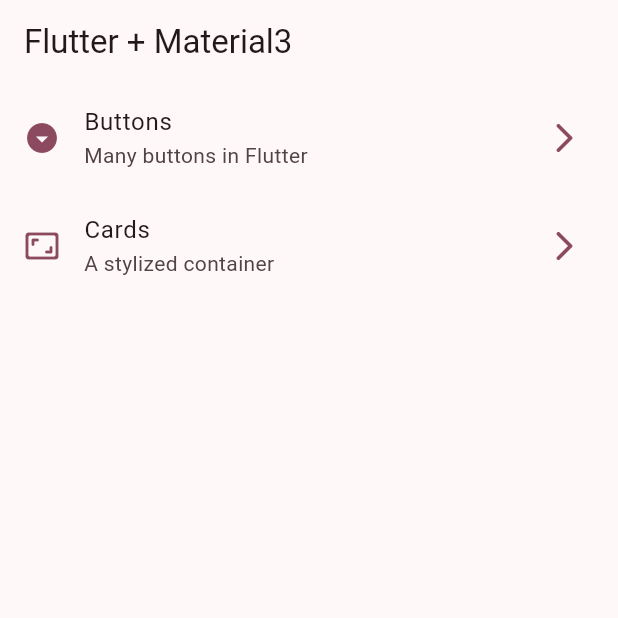
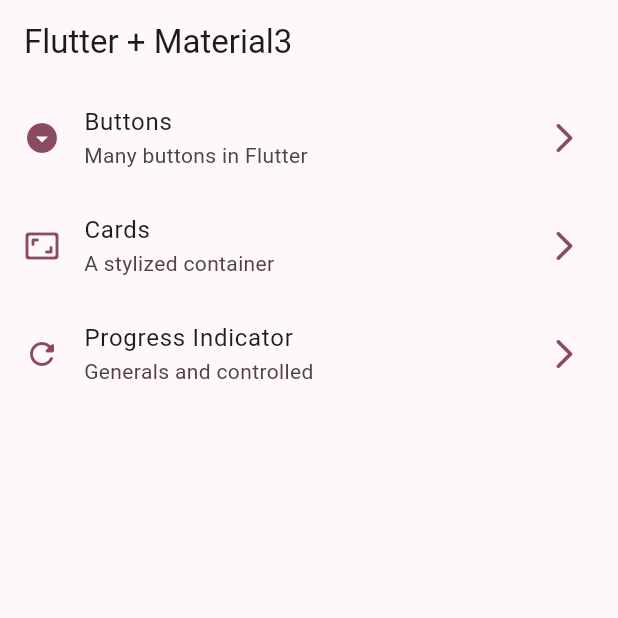
Before and after one commit to brunolujan/flutter_widgets_app, a Flutter app: the screen it shows after launch, on a phone screen of 412 x 824 dp, the top half of it. Run offline on Flutter 3.47's test engine with Material 2 defaults, Android fonts, the phone set to English and light mode, and no system bars; our stand-ins replace go_router.

Commit message:
Progress indicators screen finished

```diff
--- a/lib/config/menu/menu_items.dart
+++ b/lib/config/menu/menu_items.dart
@@ -28,4 +28,11 @@ const appMenuItems = <MenuItem>[
     link: '/cards',
     icon: Icons.aspect_ratio_rounded
   ),
+
+    MenuItem(
+    title: 'Progress Indicator',
+    subTitle: 'Generals and controlled',
+    link: '/progress',
+    icon: Icons.refresh_rounded
+  ),
 ];
--- a/lib/config/router/app_router.dart
+++ b/lib/config/router/app_router.dart
@@ -10,15 +10,23 @@ final appRouter = GoRouter(
       name: HomeScreen.name,
       builder: (context, state) => const HomeScreen(),
     ),
+
     GoRoute(
       path: '/buttons',
       name: ButtonsScreen.name,
       builder: (context, state) => const ButtonsScreen(),
     ),
+
     GoRoute(
       path: '/cards',
       name: CardsScreen.name,
       builder: (context, state) => const CardsScreen(),
     ),
+
+    GoRoute(
+      path: '/progress',
+      name: ProgressScreen.name,
+      builder: (context, state) => const ProgressScreen(),
+    ),
   ],
 );
```
Also changed, not shown: lib/presentation/screens/progress/progress_screen.dart (+60 -1 lines).
